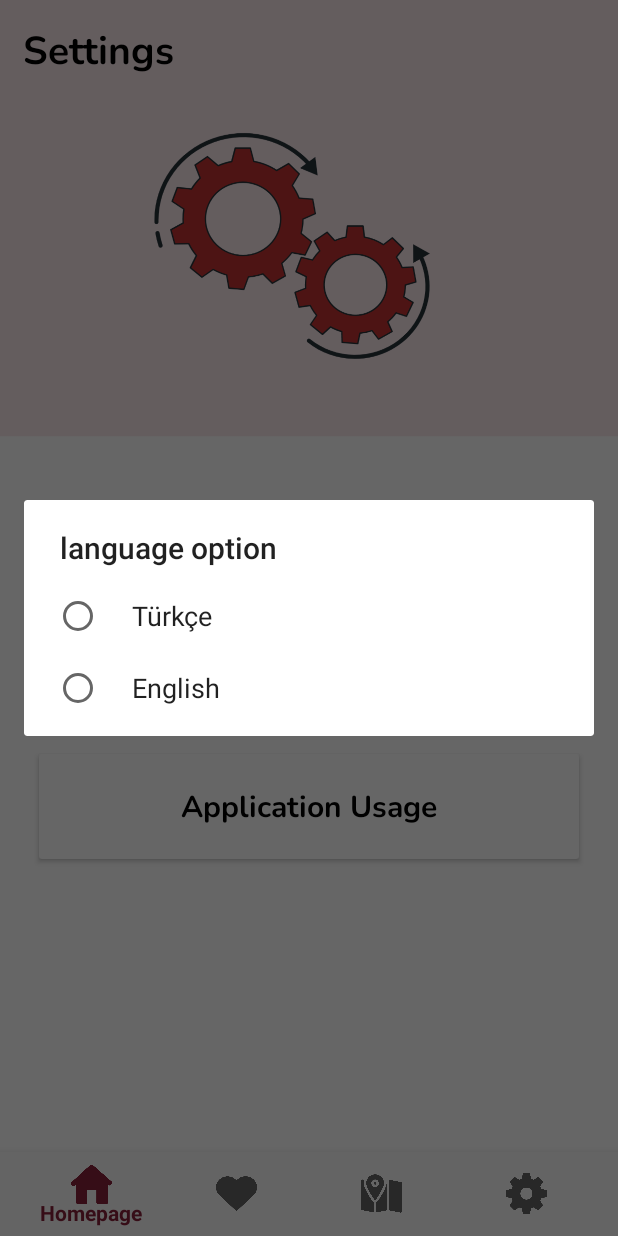
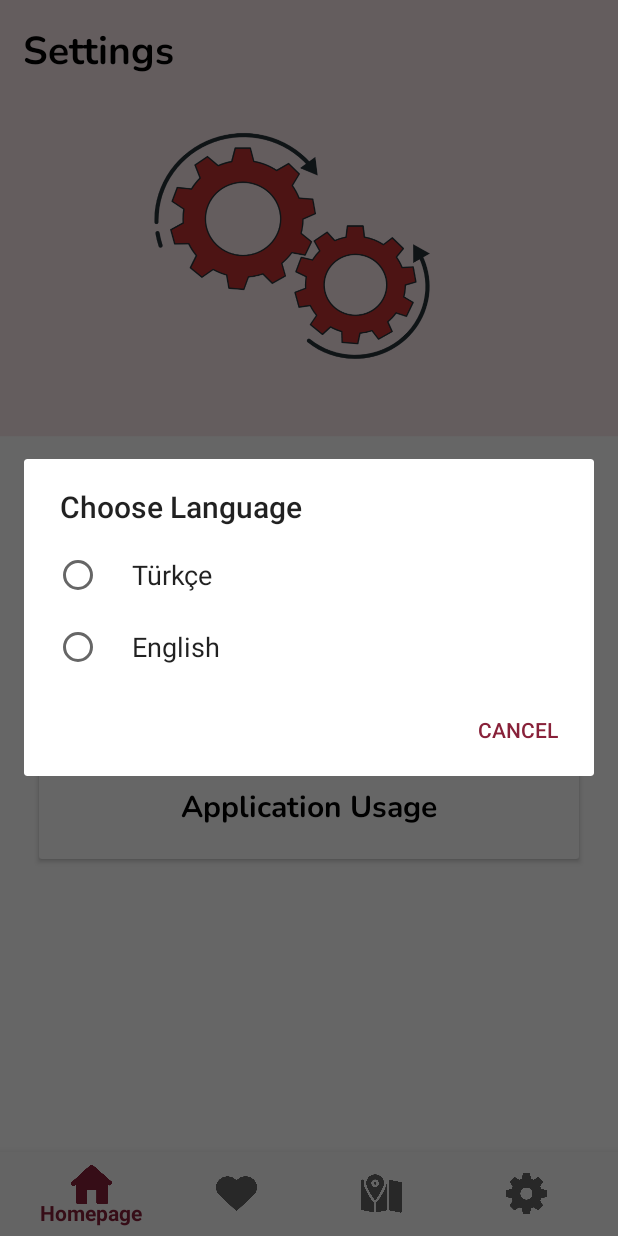
Before and after one commit to Tripist/Tripist, an Android app: the SettingsFragment screen opened through its navigation route, after a tap on "Language", on a phone screen of 412 x 824 dp. Run offline under Robolectric (Android 15) with nearby library versions, the phone set to English and light mode, and no system bars; our stand-ins replace navigation-ui; Roboto replaces fonts that are not available here.

Commit message:
Charsequence diyaloglarında cancel butonu oluşturuldu

```diff
--- a/app/src/main/java/com/example/tripist/controller/navigation/SettingsFragment.java
+++ b/app/src/main/java/com/example/tripist/controller/navigation/SettingsFragment.java
@@ -63,7 +63,7 @@ public class SettingsFragment  extends Fragment {
         //TODO: On Android 6.0.1, when you try to change the language, it automatically sets the language to English
         //TODO: On all other Android versions (7.1.1+) it is kind of buggy, setLocale must be configured properly
         final String[] listItems = {getString(R.string.application_language1), getString(R.string.application_language2)};
-        AlertDialog.Builder mBuilder = new AlertDialog.Builder(getContext());
+        final AlertDialog.Builder mBuilder = new AlertDialog.Builder(getContext());
         mBuilder.setTitle(getString(R.string.dil_secenegi));
         mBuilder.setSingleChoiceItems(listItems,-1, new DialogInterface.OnClickListener() {
             @Override
@@ -79,6 +79,12 @@ public class SettingsFragment  extends Fragment {
                 Intent n = new Intent(getActivity(),HomeFragment.class);
                 v.getContext().startActivity(n);
                 getActivity().finish();
+            }
+        });
+        mBuilder.setNegativeButton(R.string.cancel, new DialogInterface.OnClickListener() {
+            @Override
+            public void onClick(DialogInterface dialog, int which) {
+                dialog.cancel();
             }
         });
         AlertDialog mDialog = mBuilder.create();
--- a/app/src/main/res/values/strings.xml
+++ b/app/src/main/res/values/strings.xml
@@ -96,7 +96,7 @@ You can have your afternoon tea or evening coffee in the outdoor cafes built at
     <string name="gezinotf">When the weather is sunny, take a walk from Karaköy. Photograph everything that could be an “Istanbul Classic” along the Galata bridge. When you are hungry, buy a Niğde Gazoz and simit or a delicious fish bread under the bridge… What more can you ask for!</string>
     <string name="oglennotf">Here is another Istanbul classic for you… Getting lost in the streets of Kuzguncuk is free! Walk, take pictures, check out the houses, cute little shops. When you are hungry, be sure to buy something from the historical bakery. You can even climb the long stairs of Kuzguncuk and eat your cookie against the Bosphorus view.</string>
 
-    <string name="dil_secenegi">language option</string>
+    <string name="dil_secenegi">Choose Language</string>
 =======
 
 </resources>
```
Also changed, not shown: app/src/main/java/com/example/tripist/controller/maps/My_Locations.java (+6 -1 lines), 1 other file.
